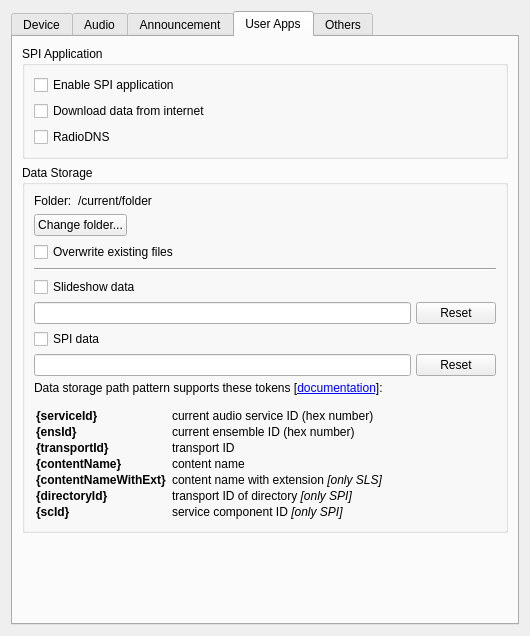
Old version of the form gui/setupdialog.ui in the repository KejPi/AbracaDABra.
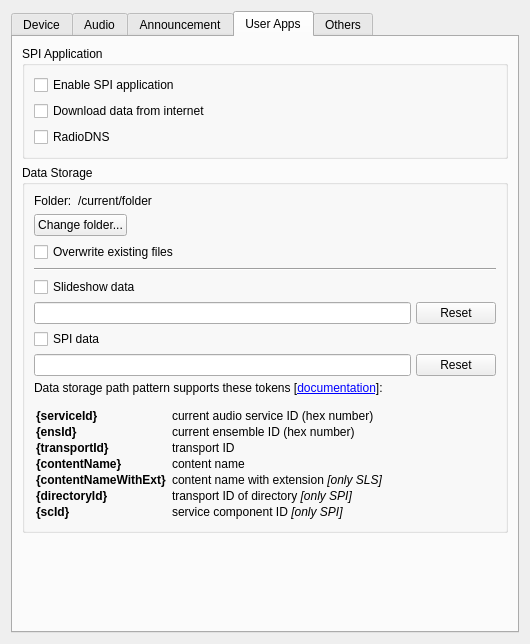
New version of the form. The open tabs and pages were chosen to show the change. Custom widgets are drawn as their Qt base class.

Commit message: SetupDialog size constraints fixed

```diff
--- a/gui/setupdialog.ui
+++ b/gui/setupdialog.ui
@@ -7,33 +7,21 @@
     <x>0</x>
     <y>0</y>
     <width>530</width>
-    <height>636</height>
+    <height>644</height>
    </rect>
   </property>
   <property name="minimumSize">
    <size>
     <width>530</width>
-    <height>530</height>
+    <height>0</height>
    </size>
   </property>
   <property name="windowTitle">
    <string>Settings</string>
   </property>
-  <layout class="QVBoxLayout" name="verticalLayout_7">
-   <item>
+  <layout class="QGridLayout" name="gridLayout_9">
+   <item row="0" column="0">
     <widget class="QTabWidget" name="tabWidget">
-     <property name="sizePolicy">
-      <sizepolicy hsizetype="MinimumExpanding" vsizetype="MinimumExpanding">
-       <horstretch>0</horstretch>
-       <verstretch>0</verstretch>
-      </sizepolicy>
-     </property>
-     <property name="minimumSize">
-      <size>
-       <width>438</width>
-       <height>321</height>
-      </size>
-     </property>
      <property name="currentIndex">
       <number>3</number>
      </property>
@@ -1600,7 +1588,7 @@
          <property name="sizeHint" stdset="0">
           <size>
            <width>20</width>
-           <height>5</height>
+           <height>0</height>
           </size>
          </property>
         </spacer>
```
Left out of the diff: 2 changed lines with no effect on the pictures.
